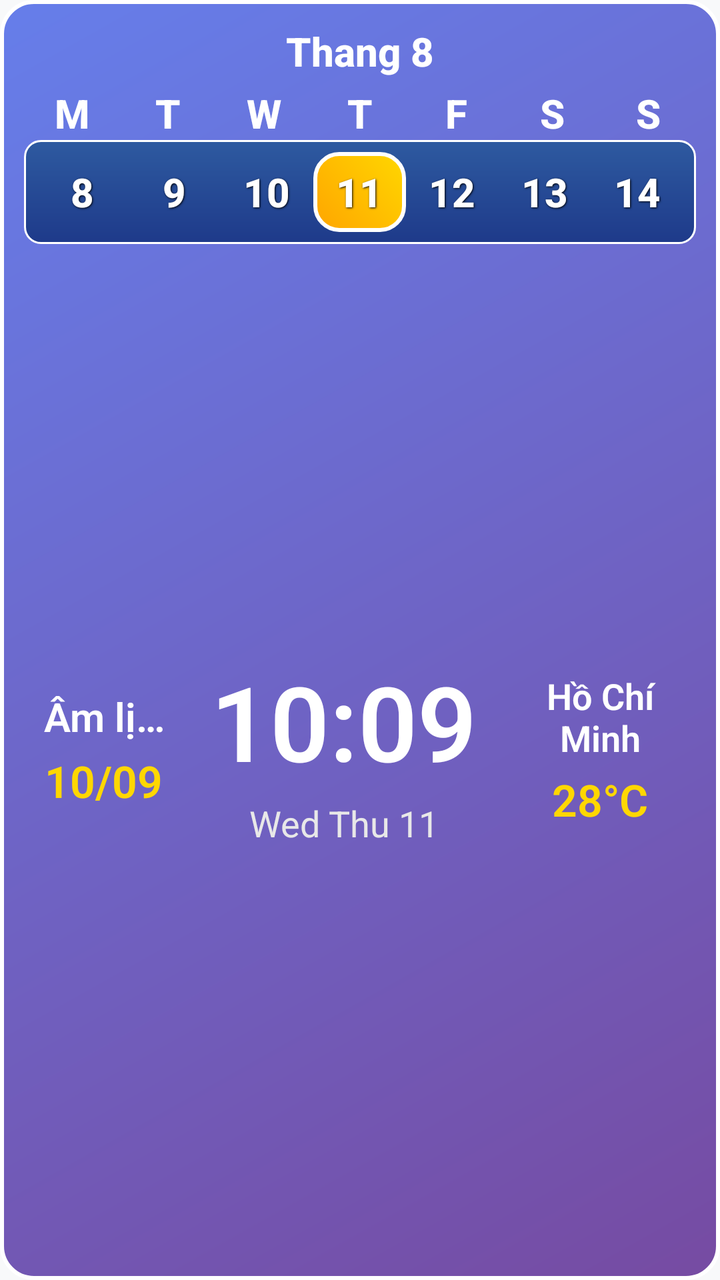
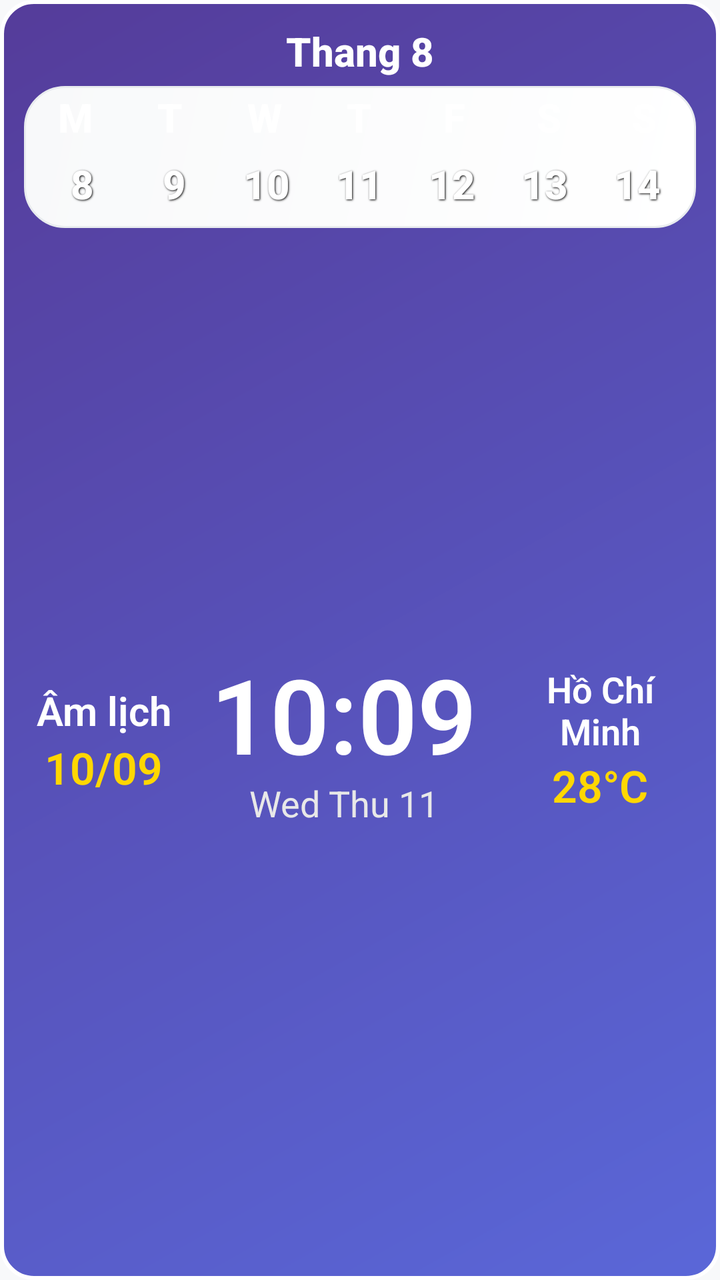

Compare the two renders of this Android layout. The source of the first and the diff that turns it into the second are given below.
<!-- AndroidManifest.xml: application theme AppTheme -->
<!-- res/layout/calendar_widget.xml -->
<?xml version="1.0" encoding="utf-8"?>
<LinearLayout xmlns:android="http://schemas.android.com/apk/res/android"
    android:id="@+id/widget_container"
    android:layout_width="match_parent"
    android:layout_height="wrap_content"
    android:background="@drawable/widget_background_old"
    android:orientation="vertical"
    android:padding="12dp">

    
    <LinearLayout
        android:layout_width="match_parent"
        android:layout_height="wrap_content"
        android:layout_weight="0"
        
        android:orientation="vertical"
        android:padding="0dp">
        <LinearLayout
            android:id="@+id/widget_month_section"
            android:layout_width="match_parent"
            android:layout_height="wrap_content"
            android:layout_marginBottom="4dp"
            android:orientation="horizontal">

            <TextView
                android:id="@+id/label_month"
                android:layout_width="0dp"
                android:layout_height="wrap_content"
                android:layout_weight="1"
                android:fontFamily="sans-serif-medium"
                android:gravity="center"
                android:text="Thang 8"
                android:textColor="#FFFFFF"
                android:textSize="20sp"
                android:textStyle="bold" />

        </LinearLayout>
        
        <LinearLayout
            android:id="@+id/widget_top_section"
            android:layout_width="match_parent"
            android:layout_height="wrap_content"
            android:layout_marginBottom="0dp"
            android:orientation="horizontal">

            <TextView
                android:id="@+id/label_day_mon"
                android:layout_width="0dp"
                android:layout_height="wrap_content"
                android:layout_weight="1"
                android:fontFamily="sans-serif-medium"
                android:gravity="center"
                android:text="M"
                android:textColor="#FFFFFF"
                android:textSize="20sp"
                android:textStyle="bold" />

            <TextView
                android:id="@+id/label_day_tue"
                android:layout_width="0dp"
                android:layout_height="wrap_content"
                android:layout_weight="1"
                android:fontFamily="sans-serif-medium"
                android:gravity="center"
                android:text="T"
                android:textColor="#FFFFFF"
                android:textSize="20sp"
                android:textStyle="bold" />

            <TextView
                android:id="@+id/label_day_wed"
                android:layout_width="0dp"
                android:layout_height="wrap_content"
                android:layout_weight="1"
                android:fontFamily="sans-serif-medium"
                android:gravity="center"
                android:text="W"
                android:textColor="#FFFFFF"
                android:textSize="20sp"
                android:textStyle="bold" />

            <TextView
                android:id="@+id/label_day_thu"
                android:layout_width="0dp"
                android:layout_height="wrap_content"
                android:layout_weight="1"
                android:fontFamily="sans-serif-medium"
                android:gravity="center"
                android:text="T"
                android:textColor="#FFFFFF"
                android:textSize="20sp"
                android:textStyle="bold" />

            <TextView
                android:id="@+id/label_day_fri"
                android:layout_width="0dp"
                android:layout_height="wrap_content"
                android:layout_weight="1"
                android:fontFamily="sans-serif-medium"
                android:gravity="center"
                android:text="F"
                android:textColor="#FFFFFF"
                android:textSize="20sp"
                android:textStyle="bold" />

            <TextView
                android:id="@+id/label_day_sat"
                android:layout_width="0dp"
                android:layout_height="wrap_content"
                android:layout_weight="1"
                android:fontFamily="sans-serif-medium"
                android:gravity="center"
                android:text="S"
                android:textColor="#FFFFFF"
                android:textSize="20sp"
                android:textStyle="bold" />

            <TextView
                android:id="@+id/label_day_sun"
                android:layout_width="0dp"
                android:layout_height="wrap_content"
                android:layout_weight="1"
                android:fontFamily="sans-serif-medium"
                android:gravity="center"
                android:text="S"
                android:textColor="#FFFFFF"
                android:textSize="20sp"
                android:textStyle="bold" />

        </LinearLayout>

        
        <LinearLayout
            android:id="@+id/widget_middle_section"
            android:layout_width="match_parent"
            android:layout_height="wrap_content"
            android:layout_weight="0"
            android:background="@drawable/calendar_section_background_old"
            
            android:orientation="horizontal"
            android:padding="6dp">

            <TextView
                android:id="@+id/day_mon"
                android:layout_width="0dp"
                android:layout_height="match_parent"
                android:layout_weight="1"
                android:fontFamily="sans-serif-medium"
                android:gravity="center"
                android:minWidth="40dp"
                android:minHeight="40dp"
                android:shadowColor="#000000"
                android:shadowDx="1"
                android:shadowDy="1"
                android:shadowRadius="2"
                android:text="8"
                android:textColor="#FFFFFF"
                android:textSize="20sp"
                android:textStyle="bold" />

            <TextView
                android:id="@+id/day_tue"
                android:layout_width="0dp"
                android:layout_height="match_parent"
                android:layout_weight="1"
                android:fontFamily="sans-serif-medium"
                android:gravity="center"
                android:minWidth="40dp"
                android:minHeight="40dp"
                android:shadowColor="#000000"
                android:shadowDx="1"
                android:shadowDy="1"
                android:shadowRadius="2"
                android:text="9"
                android:textColor="#FFFFFF"
                android:textSize="20sp"
                android:textStyle="bold" />

            <TextView
                android:id="@+id/day_wed"
                android:layout_width="0dp"
                android:layout_height="match_parent"
                android:layout_weight="1"
                android:fontFamily="sans-serif-medium"
                android:gravity="center"
                android:minWidth="40dp"
                android:minHeight="40dp"
                android:shadowColor="#000000"
                android:shadowDx="1"
                android:shadowDy="1"
                android:shadowRadius="2"
                android:text="10"
                android:textColor="#FFFFFF"
                android:textSize="20sp"
                android:textStyle="bold" />

            <TextView
                android:id="@+id/day_thu"
                android:layout_width="0dp"
                android:layout_height="match_parent"
                android:layout_weight="1"
                android:background="@drawable/current_day_background_old"
                android:fontFamily="sans-serif-medium"
                android:gravity="center"
                android:minWidth="40dp"
                android:minHeight="40dp"
                android:shadowColor="#000000"
                android:shadowDx="1"
                android:shadowDy="1"
                android:shadowRadius="2"
                android:text="11"
                android:textColor="#FFF"
                android:textSize="20sp"
                android:textStyle="bold" />

            <TextView
                android:id="@+id/day_fri"
                android:layout_width="0dp"
                android:layout_height="match_parent"
                android:layout_weight="1"
                android:fontFamily="sans-serif-medium"
                android:gravity="center"
                android:minWidth="40dp"
                android:minHeight="40dp"
                android:shadowColor="#000000"
                android:shadowDx="1"
                android:shadowDy="1"
                android:shadowRadius="2"
                android:text="12"
                android:textColor="#FFFFFF"
                android:textSize="20sp"
                android:textStyle="bold" />

            <TextView
                android:id="@+id/day_sat"
                android:layout_width="0dp"
                android:layout_height="match_parent"
                android:layout_weight="1"
                android:fontFamily="sans-serif-medium"
                android:gravity="center"
                android:minWidth="40dp"
                android:minHeight="40dp"
                android:shadowColor="#000000"
                android:shadowDx="1"
                android:shadowDy="1"
                android:shadowRadius="2"
                android:text="13"
                android:textColor="#FFFFFF"
                android:textSize="20sp"
                android:textStyle="bold" />

            <TextView
                android:id="@+id/day_sun"
                android:layout_width="0dp"
                android:layout_height="match_parent"
                android:layout_weight="1"
                android:fontFamily="sans-serif-medium"
                android:gravity="center"
                android:minWidth="40dp"
                android:minHeight="40dp"
                android:shadowColor="#000000"
                android:shadowDx="1"
                android:shadowDy="1"
                android:shadowRadius="2"
                android:text="14"
                android:textColor="#FFFFFF"
                android:textSize="20sp"
                android:textStyle="bold" />

        </LinearLayout>

    </LinearLayout>

    
    <LinearLayout
        android:layout_width="match_parent"
        android:layout_height="0dp"
        android:layout_weight="1"
        android:gravity="center"
        android:orientation="horizontal"
        android:padding="0dp">

        
        <LinearLayout
            android:id="@+id/widget_moon_calendar_container"
            android:layout_width="0dp"
            android:layout_height="match_parent"
            android:layout_weight="0.5"
            android:gravity="center"
            android:orientation="vertical"
            android:padding="8dp">

            <TextView
                android:id="@+id/widget_moon_calendar_title"
                android:layout_width="wrap_content"
                android:layout_height="wrap_content"
                android:ellipsize="end"
                android:fontFamily="sans-serif-light"
                android:gravity="center"
                android:singleLine="true"
                android:text="Âm lịch"
                android:textColor="#FFFFFF"
                android:textSize="20sp"
                android:textStyle="bold" />

            <TextView
                android:id="@+id/widget_moon_calendar"
                android:layout_width="wrap_content"
                android:layout_height="wrap_content"
                android:layout_marginTop="4dp"
                android:fontFamily="sans-serif-light"
                android:text="10/09"
                android:textColor="#FFD700"
                android:textSize="22sp"
                android:textStyle="bold" />

        </LinearLayout>

        
        <LinearLayout
            android:layout_width="0dp"
            android:layout_height="match_parent"
            android:layout_weight="1.0"
            android:gravity="center"
            android:orientation="vertical"
            android:padding="8dp">

            
            <TextView
                android:id="@+id/widget_time"
                android:layout_width="wrap_content"
                android:layout_height="wrap_content"
                android:fontFamily="sans-serif-light"
                android:text="10:09"
                android:textColor="#FFFFFF"
                android:textSize="52sp"
                android:textStyle="bold" />

            
            <TextView
                android:id="@+id/widget_day_date"
                android:layout_width="wrap_content"
                android:layout_height="wrap_content"
                android:layout_marginTop="4dp"
                android:fontFamily="sans-serif"
                android:gravity="center"
                android:singleLine="true"
                android:text="Wed Thu 11"
                android:textColor="#E8E8E8"
                android:textSize="18sp" />

        </LinearLayout>

        
        <LinearLayout
            android:layout_width="0dp"
            android:layout_height="match_parent"
            android:layout_weight="0.6"
            android:gravity="center"
            android:orientation="vertical"
            android:padding="8dp">

            <TextView
                android:id="@+id/location_name"
                android:layout_width="wrap_content"
                android:layout_height="wrap_content"
                android:fontFamily="sans-serif-light"
                android:gravity="center"
                android:singleLine="false"
                android:text="Hồ Chí Minh"
                android:textColor="#FFFFFF"
                android:textSize="18sp"
                android:textStyle="bold" />

            <TextView
                android:id="@+id/widget_weather"
                android:layout_width="wrap_content"
                android:layout_height="wrap_content"
                android:layout_marginTop="4dp"
                android:fontFamily="sans-serif-light"
                android:gravity="center"
                android:singleLine="true"
                android:text="28°C"
                android:textColor="#FFD700"
                android:textSize="22sp"
                android:textStyle="bold" />

        </LinearLayout>

    </LinearLayout>

</LinearLayout>
<!-- resources referenced by this layout -->
<resources>
  <!-- drawable calendar_section_background_old (drawable) -->
  <?xml version="1.0" encoding="utf-8"?>
  <shape xmlns:android="http://schemas.android.com/apk/res/android"
      android:shape="rectangle">
      
      <gradient
          android:angle="90"
          android:endColor="#2E5AA0"
          android:startColor="#1E3A8A"
          android:type="linear" />
      
      <corners android:radius="8dp" />
      
      <stroke
          android:width="1dp"
          android:color="#FFFFFF"
          android:alpha="0.5" />
      
  </shape>
  <!-- drawable current_day_background_old (drawable) -->
  <?xml version="1.0" encoding="utf-8"?>
  <shape xmlns:android="http://schemas.android.com/apk/res/android"
      android:shape="rectangle">
      
      <gradient
          android:angle="45"
          android:endColor="#FFD700"
          android:startColor="#FFA500"
          android:type="linear" />
      
      <corners android:radius="12dp" />
      
      <stroke
          android:width="2dp"
          android:color="#FFFFFF" />
      
  </shape>
  <!-- drawable widget_background_old (drawable) -->
  <?xml version="1.0" encoding="utf-8"?>
  <shape xmlns:android="http://schemas.android.com/apk/res/android"
      android:shape="rectangle">
      
      <gradient
          android:angle="135"
          android:endColor="#667eea"
          android:startColor="#764ba2"
          android:type="linear" />
      
      <corners android:radius="16dp" />
      
      <stroke
          android:width="2dp"
          android:color="#ffffff"
          android:dashWidth="0dp"
          android:dashGap="0dp" />
      
  </shape>
  <style name="AppTheme" parent="Theme.AppCompat.Light.NoActionBar">
          <item name="colorPrimary">@color/primaryColor</item>
          <item name="colorPrimaryDark">@color/primaryDarkColor</item>
          <item name="colorAccent">@color/secondaryColor</item>
          <item name="android:windowIsTranslucent">true</item>
          <item name="android:windowTranslucentStatus">true</item>
          <item name="android:statusBarColor">@android:color/transparent</item>
          <item name="android:windowBackground">@color/backgroundPrimary</item>
          <item name="android:textColorPrimary">@color/textPrimary</item>
          <item name="android:textColorSecondary">@color/textSecondary</item>
      </style>
  <color name="primaryColor">#2E3B4E</color>
  <color name="primaryDarkColor">#1A2332</color>
  <color name="secondaryColor">#FF6B9D</color>
  <color name="backgroundPrimary">#F8F9FA</color>
  <color name="textPrimary">#2E3B4E</color>
  <color name="textSecondary">#6C757D</color>
</resources>

<!-- the commit's change to res/layout/calendar_widget.xml (unified diff, before → after) -->
@@ -2,7 +2,7 @@
 <LinearLayout xmlns:android="http://schemas.android.com/apk/res/android"
     android:id="@+id/widget_container"
     android:layout_width="match_parent"
-    android:layout_height="wrap_content"
+    android:layout_height="match_parent"
     android:background="@drawable/widget_background_old"
     android:orientation="vertical"
     android:padding="12dp">
@@ -35,6 +35,16 @@
                 android:textStyle="bold" />
 
         </LinearLayout>
+
+        
+        <LinearLayout
+            android:id="@+id/widget_week_card"
+            android:layout_width="match_parent"
+            android:layout_height="wrap_content"
+            android:background="@drawable/calendar_section_background"
+            android:orientation="vertical"
+            android:padding="2dp">
+
         
         <LinearLayout
             android:id="@+id/widget_top_section"
@@ -135,10 +145,9 @@
             android:layout_width="match_parent"
             android:layout_height="wrap_content"
             android:layout_weight="0"
-            android:background="@drawable/calendar_section_background_old"
             
             android:orientation="horizontal"
-            android:padding="6dp">
+            android:padding="4dp">
 
             <TextView
                 android:id="@+id/day_mon"
@@ -148,7 +157,7 @@
                 android:fontFamily="sans-serif-medium"
                 android:gravity="center"
                 android:minWidth="40dp"
-                android:minHeight="40dp"
+                android:minHeight="32dp"
                 android:shadowColor="#000000"
                 android:shadowDx="1"
                 android:shadowDy="1"
@@ -166,7 +175,7 @@
                 android:fontFamily="sans-serif-medium"
                 android:gravity="center"
                 android:minWidth="40dp"
-                android:minHeight="40dp"
+                android:minHeight="32dp"
                 android:shadowColor="#000000"
                 android:shadowDx="1"
                 android:shadowDy="1"
@@ -184,7 +193,7 @@
                 android:fontFamily="sans-serif-medium"
                 android:gravity="center"
                 android:minWidth="40dp"
-                android:minHeight="40dp"
+                android:minHeight="32dp"
                 android:shadowColor="#000000"
                 android:shadowDx="1"
                 android:shadowDy="1"
@@ -199,11 +208,10 @@
                 android:layout_width="0dp"
                 android:layout_height="match_parent"
                 android:layout_weight="1"
-                android:background="@drawable/current_day_background_old"
-                android:fontFamily="sans-serif-medium"
-                android:gravity="center"
-                android:minWidth="40dp"
-                android:minHeight="40dp"
+                android:fontFamily="sans-serif-medium"
+                android:gravity="center"
+                android:minWidth="40dp"
+                android:minHeight="32dp"
                 android:shadowColor="#000000"
                 android:shadowDx="1"
                 android:shadowDy="1"
@@ -221,7 +229,7 @@
                 android:fontFamily="sans-serif-medium"
                 android:gravity="center"
                 android:minWidth="40dp"
-                android:minHeight="40dp"
+                android:minHeight="32dp"
                 android:shadowColor="#000000"
                 android:shadowDx="1"
                 android:shadowDy="1"
@@ -239,7 +247,7 @@
                 android:fontFamily="sans-serif-medium"
                 android:gravity="center"
                 android:minWidth="40dp"
-                android:minHeight="40dp"
+                android:minHeight="32dp"
                 android:shadowColor="#000000"
                 android:shadowDx="1"
                 android:shadowDy="1"
@@ -257,7 +265,7 @@
                 android:fontFamily="sans-serif-medium"
                 android:gravity="center"
                 android:minWidth="40dp"
-                android:minHeight="40dp"
+                android:minHeight="32dp"
                 android:shadowColor="#000000"
                 android:shadowDx="1"
                 android:shadowDy="1"
@@ -266,6 +274,8 @@
                 android:textColor="#FFFFFF"
                 android:textSize="20sp"
                 android:textStyle="bold" />
+
+        </LinearLayout>
 
         </LinearLayout>
 
@@ -288,7 +298,7 @@
             android:layout_weight="0.5"
             android:gravity="center"
             android:orientation="vertical"
-            android:padding="8dp">
+            android:padding="4dp">
 
             <TextView
                 android:id="@+id/widget_moon_calendar_title"
@@ -296,6 +306,7 @@
                 android:layout_height="wrap_content"
                 android:ellipsize="end"
                 android:fontFamily="sans-serif-light"
+                android:includeFontPadding="false"
                 android:gravity="center"
                 android:singleLine="true"
                 android:text="Âm lịch"
@@ -309,6 +320,7 @@
                 android:layout_height="wrap_content"
                 android:layout_marginTop="4dp"
                 android:fontFamily="sans-serif-light"
+                android:includeFontPadding="false"
                 android:text="10/09"
                 android:textColor="#FFD700"
                 android:textSize="22sp"
@@ -323,7 +335,7 @@
             android:layout_weight="1.0"
             android:gravity="center"
             android:orientation="vertical"
-            android:padding="8dp">
+            android:padding="4dp">
 
             
             <TextView
@@ -331,6 +343,8 @@
                 android:layout_width="wrap_content"
                 android:layout_height="wrap_content"
                 android:fontFamily="sans-serif-light"
+                android:includeFontPadding="false"
+                android:maxLines="1"
                 android:text="10:09"
                 android:textColor="#FFFFFF"
                 android:textSize="52sp"
@@ -341,9 +355,10 @@
                 android:id="@+id/widget_day_date"
                 android:layout_width="wrap_content"
                 android:layout_height="wrap_content"
-                android:layout_marginTop="4dp"
+                android:layout_marginTop="2dp"
                 android:fontFamily="sans-serif"
                 android:gravity="center"
+                android:includeFontPadding="false"
                 android:singleLine="true"
                 android:text="Wed Thu 11"
                 android:textColor="#E8E8E8"
@@ -358,7 +373,7 @@
             android:layout_weight="0.6"
             android:gravity="center"
             android:orientation="vertical"
-            android:padding="8dp">
+            android:padding="4dp">
 
             <TextView
                 android:id="@+id/location_name"
@@ -366,6 +381,7 @@
                 android:layout_height="wrap_content"
                 android:fontFamily="sans-serif-light"
                 android:gravity="center"
+                android:includeFontPadding="false"
                 android:singleLine="false"
                 android:text="Hồ Chí Minh"
                 android:textColor="#FFFFFF"
@@ -379,6 +395,7 @@
                 android:layout_marginTop="4dp"
                 android:fontFamily="sans-serif-light"
                 android:gravity="center"
+                android:includeFontPadding="false"
                 android:singleLine="true"
                 android:text="28°C"
                 android:textColor="#FFD700"
<!-- resource entries referenced after the edit -->
@@ -1,41 +1,17 @@
 <!-- resources referenced by this layout -->
 <resources>
-  <!-- drawable calendar_section_background_old (drawable) -->
+  <!-- drawable calendar_section_background (drawable) -->
   <?xml version="1.0" encoding="utf-8"?>
-  <shape xmlns:android="http://schemas.android.com/apk/res/android"
-      android:shape="rectangle">
-      
+  <shape xmlns:android="http://schemas.android.com/apk/res/android">
       <gradient
-          android:angle="90"
-          android:endColor="#2E5AA0"
-          android:startColor="#1E3A8A"
+          android:angle="135"
+          android:startColor="#FFFFFF"
+          android:endColor="#F8F9FA"
           android:type="linear" />
-      
-      <corners android:radius="8dp" />
-      
+      <corners android:radius="20dp" />
       <stroke
           android:width="1dp"
-          android:color="#FFFFFF"
-          android:alpha="0.5" />
-      
-  </shape>
-  <!-- drawable current_day_background_old (drawable) -->
-  <?xml version="1.0" encoding="utf-8"?>
-  <shape xmlns:android="http://schemas.android.com/apk/res/android"
-      android:shape="rectangle">
-      
-      <gradient
-          android:angle="45"
-          android:endColor="#FFD700"
-          android:startColor="#FFA500"
-          android:type="linear" />
-      
-      <corners android:radius="12dp" />
-      
-      <stroke
-          android:width="2dp"
-          android:color="#FFFFFF" />
-      
+          android:color="#E9ECEF" />
   </shape>
   <!-- drawable widget_background_old (drawable) -->
   <?xml version="1.0" encoding="utf-8"?>
@@ -44,8 +20,8 @@
       
       <gradient
           android:angle="135"
-          android:endColor="#667eea"
-          android:startColor="#764ba2"
+          android:endColor="@color/gradientSecondaryEnd"
+          android:startColor="@color/gradientSecondaryStart"
           android:type="linear" />
       
       <corners android:radius="16dp" />
@@ -68,11 +44,13 @@
           <item name="android:textColorPrimary">@color/textPrimary</item>
           <item name="android:textColorSecondary">@color/textSecondary</item>
       </style>
+  <color name="gradientSecondaryEnd">#553C9A</color>
+  <color name="gradientSecondaryStart">#5A67D8</color>
   <color name="primaryColor">#2E3B4E</color>
   <color name="primaryDarkColor">#1A2332</color>
-  <color name="secondaryColor">#FF6B9D</color>
+  <color name="secondaryColor">#C2185B</color>
   <color name="backgroundPrimary">#F8F9FA</color>
   <color name="textPrimary">#2E3B4E</color>
-  <color name="textSecondary">#6C757D</color>
+  <color name="textSecondary">#5F6368</color>
 </resources>
 
